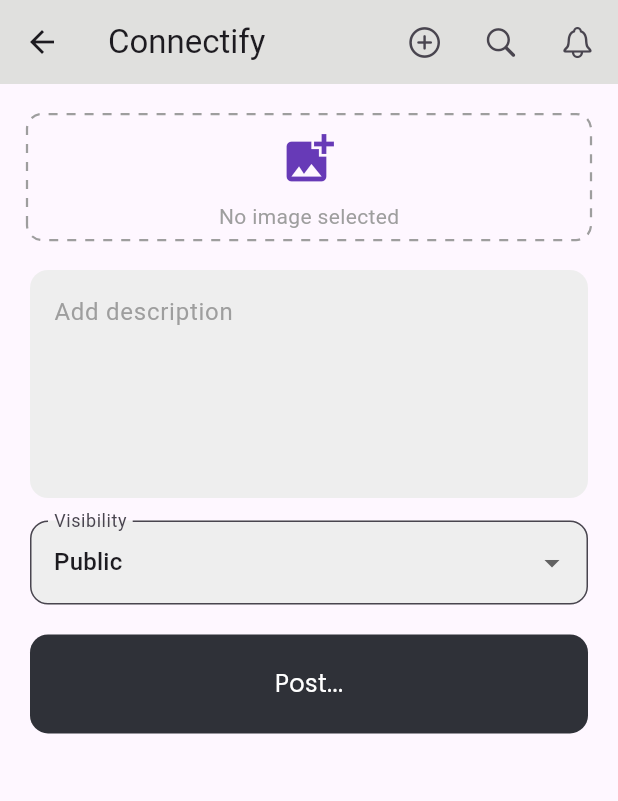
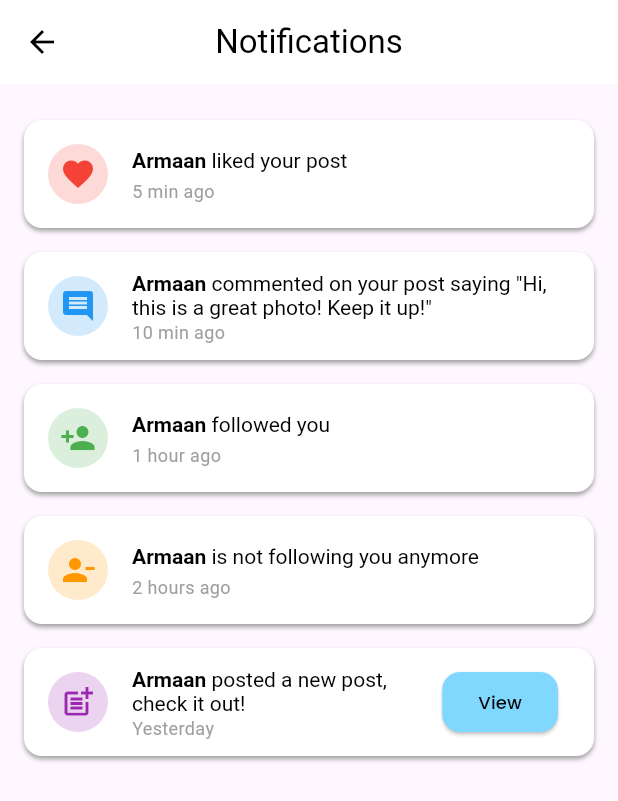
Before and after one commit to 0Armaan025/connectify, a Flutter app: the AddForumPostView screen opened directly, after a tap on an icon or button, on a phone screen of 412 x 824 dp. Shown: the top 801 px of the screen. Run offline on Flutter 3.47's test engine with Material 3 defaults, Android fonts, the phone set to English and light mode, and no system bars; drawn by our look-alikes of dotted_border; our stand-ins replace animate_do, animated_text_kit, connectivity_plus, flutter_image_compress, google_fonts, google_nav_bar and 6 more; network calls fail; project files that could hold a hidden picture were left out.

Commit message:
notifs done

```diff
--- a/lib/common/utils/utils.dart
+++ b/lib/common/utils/utils.dart
@@ -1,6 +1,7 @@
 import 'dart:io';
 import 'dart:typed_data';
 
+import 'package:connectify/features/views/notifications/notifications_view.dart';
 import 'package:connectify/features/views/post_upload/post_upload_view.dart';
 import 'package:connectify/features/views/search_users/search_users_view.dart';
 import 'package:connectivity_plus/connectivity_plus.dart';
@@ -116,7 +117,9 @@ buildAppBar(BuildContext context) {
         padding: const EdgeInsets.only(right: 3),
         child: IconButton(
           icon: const Icon(CupertinoIcons.bell),
-          onPressed: () {},
+          onPressed: () {
+            moveScreen(context, NotificationsPage());
+          },
         ),
       ),
     ],
--- /dev/null
+++ b/lib/features/views/notifications/notifications_view.dart
@@ -0,0 +1,191 @@
+import 'package:flutter/material.dart';
+import 'package:google_fonts/google_fonts.dart';
+
+class NotificationsPage extends StatelessWidget {
+  final List<Map<String, dynamic>> notifications = [
+    {
+      "type": "like",
+      "user": "Armaan",
+      "message": "liked your post",
+      "time": "5 min ago",
+    },
+    {
+      "type": "comment",
+      "user": "Armaan",
+      "message":
+          'commented on your post saying "Hi, this is a great photo! Keep it up!"',
+      "time": "10 min ago",
+    },
+    {
+      "type": "follow",
+      "user": "Armaan",
+      "message": "followed you",
+      "time": "1 hour ago",
+    },
+    {
+      "type": "unfollow",
+      "user": "Armaan",
+      "message": "is not following you anymore",
+      "time": "2 hours ago",
+    },
+    {
+      "type": "post",
+      "user": "Armaan",
+      "message": "posted a new post, check it out!",
+      "time": "Yesterday",
+      "isFollowing": true,
+    },
+  ];
+
+  @override
+  Widget build(BuildContext context) {
+    return Scaffold(
+      appBar: AppBar(
+        title: const Text("Notifications"),
+        centerTitle: true,
+        backgroundColor: Colors.white,
+        elevation: 0,
+        foregroundColor: Colors.black,
+      ),
+      body: ListView.builder(
+        padding: const EdgeInsets.all(16.0),
+        itemCount: notifications.length,
+        itemBuilder: (context, index) {
+          final notification = notifications[index];
+          return NotificationTile(
+            type: notification["type"],
+            user: notification["user"],
+            message: notification["message"],
+            time: notification["time"],
+            isFollowing: notification["isFollowing"] ?? false,
+          );
+        },
+      ),
+    );
+  }
+}
+
+class NotificationTile extends StatelessWidget {
+  final String type;
+  final String user;
+  final String message;
+  final String time;
+  final bool isFollowing;
+
+  const NotificationTile({
+    Key? key,
+    required this.type,
+    required this.user,
+    required this.message,
+    required this.time,
+    this.isFollowing = false,
+  }) : super(key: key);
+
+  IconData _getIconForType(String type) {
+    switch (type) {
+      case "like":
+        return Icons.favorite;
+      case "comment":
+        return Icons.comment;
+      case "follow":
+        return Icons.person_add;
+      case "unfollow":
+        return Icons.person_remove;
+      case "post":
+        return Icons.post_add;
+      default:
+        return Icons.notifications;
+    }
+  }
+
+  Color _getIconColor(String type) {
+    switch (type) {
+      case "like":
+        return Colors.red;
+      case "comment":
+        return Colors.blue;
+      case "follow":
+        return Colors.green;
+      case "unfollow":
+        return Colors.orange;
+      case "post":
+        return Colors.purple;
+      default:
+        return Colors.grey;
+    }
+  }
+
+  String _truncateMessage(String message) {
+    const int maxLength = 30; // Limit to 30 words
+    final words = message.split(" ");
+    return words.length > maxLength
+        ? "${words.sublist(0, maxLength).join(" ")}..."
+        : message;
+  }
+
+  @override
+  Widget build(BuildContext context) {
+    return Container(
+      margin: const EdgeInsets.symmetric(vertical: 8.0),
+      decoration: BoxDecoration(
+        color: Colors.white,
+        borderRadius: BorderRadius.circular(12),
+        boxShadow: const [
+          BoxShadow(
+            color: Colors.grey,
+            blurRadius: 2,
+            offset: Offset(0, 2),
+          ),
+        ],
+      ),
+      // shape: RoundedRectangleBorder(borderRadius: BorderRadius.circular(12)),
+      child: ListTile(
+        leading: CircleAvatar(
+          backgroundColor: _getIconColor(type).withOpacity(0.2),
+          child: Icon(_getIconForType(type), color: _getIconColor(type)),
+        ),
+        title: RichText(
+          text: TextSpan(
+            style: const TextStyle(fontSize: 14, color: Colors.black),
+            children: [
+              TextSpan(
+                text: user,
+                style: const TextStyle(fontWeight: FontWeight.bold),
+              ),
+              const TextSpan(text: " "),
+              TextSpan(text: _truncateMessage(message)),
+            ],
+          ),
+        ),
+        subtitle: Text(
+          time,
+          style: const TextStyle(fontSize: 12, color: Colors.grey),
+        ),
+        trailing: isFollowing
+            ? ElevatedButton(
+                onPressed: () {
+                  // Action to view the new post
+                },
+                style: ElevatedButton.styleFrom(
+                  shape: RoundedRectangleBorder(
+                    borderRadius: BorderRadius.circular(12),
+                  ),
+                  backgroundColor: Colors.lightBlueAccent.shade100,
+                ),
+                child: Text(
+                  "View",
+                  style: GoogleFonts.poppins(fontSize: 12, color: Colors.black),
+                ),
+              )
+            : null,
+      ),
+    );
+  }
+}
+
+void main() {
+  runApp(MaterialApp(
+    debugShowCheckedModeBanner: false,
+    home: NotificationsPage(),
+  ));
+}
--- a/lib/features/views/profile/profile_view.dart
+++ b/lib/features/views/profile/profile_view.dart
@@ -8,7 +8,8 @@ import 'package:flutter/material.dart';
 import 'package:google_fonts/google_fonts.dart';
 
 class ProfileView extends StatefulWidget {
-  const ProfileView({super.key});
+  final bool haveNavbar;
+  const ProfileView({super.key, this.haveNavbar = false});
 
   @override
   State<ProfileView> createState() => _ProfileViewState();
@@ -23,6 +24,7 @@ class _ProfileViewState extends State<ProfileView> {
     final size = MediaQuery.of(context).size;
 
     return Scaffold(
+      appBar: widget.haveNavbar ? buildAppBar(context) : null,
       body: SingleChildScrollView(
         child: SafeArea(
           child: Padding(
--- a/lib/features/views/search_users/search_users_view.dart
+++ b/lib/features/views/search_users/search_users_view.dart
@@ -1,4 +1,5 @@
 import 'package:connectify/common/utils/utils.dart';
+import 'package:connectify/features/views/profile/profile_view.dart';
 import 'package:flutter/material.dart';
 import 'package:google_fonts/google_fonts.dart';
 import 'package:animated_text_kit/animated_text_kit.dart';
@@ -173,11 +174,20 @@ class UserTile extends StatelessWidget {
 
   @override
   Widget build(BuildContext context) {
-    return Container(
+    return InkWell(
+      onTap: () {
+        moveScreen(
+            context,
+            ProfileView(
+              haveNavbar: true,
+            ),
+            isPushReplacement: true);
+      },
+      child: Container(
         decoration: BoxDecoration(
           color: Colors.white,
           border: Border.all(color: Colors.grey.shade300),
-        borderRadius: BorderRadius.circular(30), // Cloud-like shape
+          borderRadius: BorderRadius.circular(30),
           boxShadow: [
             BoxShadow(
               color: Colors.grey.withOpacity(0.2),
@@ -189,7 +199,12 @@ class UserTile extends StatelessWidget {
         margin: const EdgeInsets.only(bottom: 12),
         child: InkWell(
           onTap: () {
-          // Navigate to user profile
+            moveScreen(
+                context,
+                ProfileView(
+                  haveNavbar: true,
+                ),
+                isPushReplacement: true);
           },
           child: Padding(
             padding: const EdgeInsets.symmetric(vertical: 12, horizontal: 16),
@@ -249,6 +264,7 @@ class UserTile extends StatelessWidget {
             ),
           ),
         ),
+      ),
     );
   }
 }
```
Lines whose indentation alone changed are shown as unchanged.
